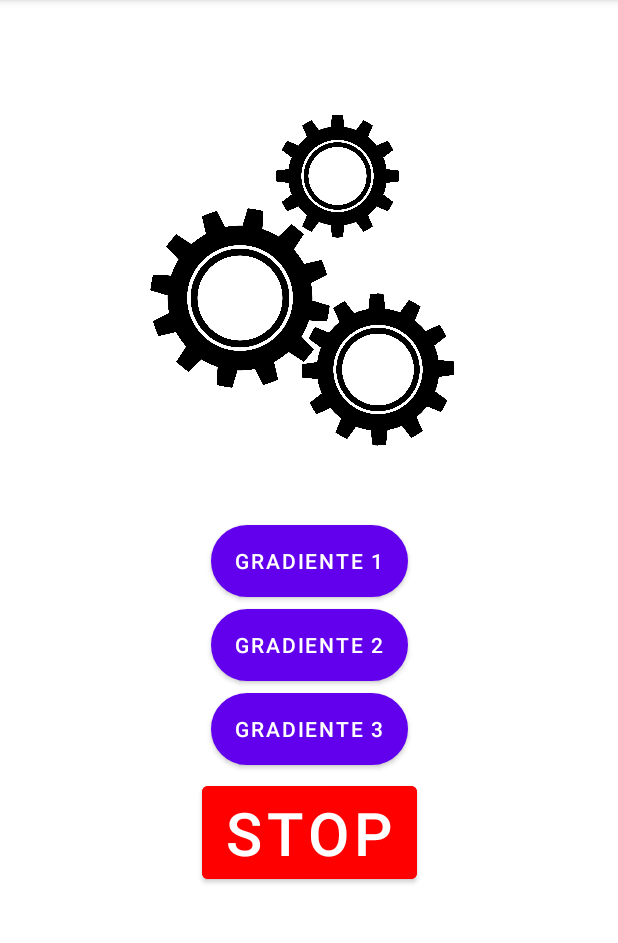
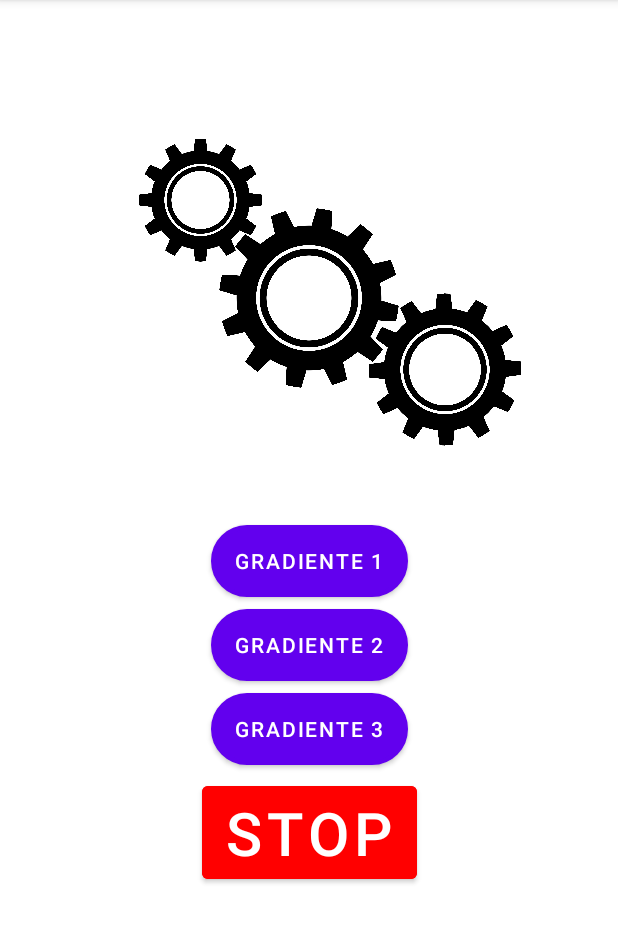
Before and after one commit to gustavodavidp/ProyectoDesarrolloSoftware, an Android app: the screen it shows after launch (MainActivity), on a phone screen of 412 x 824 dp, the part 84-1027 px from its top. Run offline under Robolectric (Android 15) with nearby library versions, the phone set to English and light mode, and no system bars.

Commit message:
centrar engranaje

```diff
--- a/app/src/main/res/layout/activity_main.xml
+++ b/app/src/main/res/layout/activity_main.xml
@@ -71,12 +71,11 @@
         android:id="@+id/imagen1"
         android:layout_width="120dp"
         android:layout_height="277dp"
-        android:layout_marginStart="100dp"
-        android:layout_marginLeft="100dp"
         android:layout_marginTop="60dp"
         android:contentDescription="@string/imagen1"
         android:rotation="10"
         android:src="@drawable/gear"
+        app:layout_constraintEnd_toEndOf="parent"
         app:layout_constraintStart_toStartOf="parent"
         app:layout_constraintTop_toTopOf="parent" />
 
@@ -84,25 +83,25 @@
         android:id="@+id/imagen2"
         android:layout_width="101dp"
         android:layout_height="202dp"
-        android:layout_marginStart="201dp"
-        android:layout_marginLeft="201dp"
+        android:layout_marginStart="100dp"
+        android:layout_marginLeft="100dp"
         android:layout_marginTop="145dp"
         android:contentDescription="@string/imagen2"
         android:rotation="-1"
         android:src="@drawable/gear"
-        app:layout_constraintStart_toStartOf="parent"
+        app:layout_constraintStart_toStartOf="@+id/imagen1"
         app:layout_constraintTop_toTopOf="parent" />
 
     <ImageView
         android:id="@+id/imagen3"
         android:layout_width="82dp"
         android:layout_height="172dp"
-        android:layout_marginTop="31dp"
-        android:layout_marginEnd="146dp"
-        android:layout_marginRight="146dp"
+        android:layout_marginTop="47dp"
+        android:layout_marginEnd="91dp"
+        android:layout_marginRight="91dp"
         android:contentDescription="@string/imagen3"
         android:src="@drawable/gear"
-        app:layout_constraintEnd_toEndOf="parent"
+        app:layout_constraintEnd_toEndOf="@+id/imagen1"
         app:layout_constraintTop_toTopOf="parent" />
 
 
```
